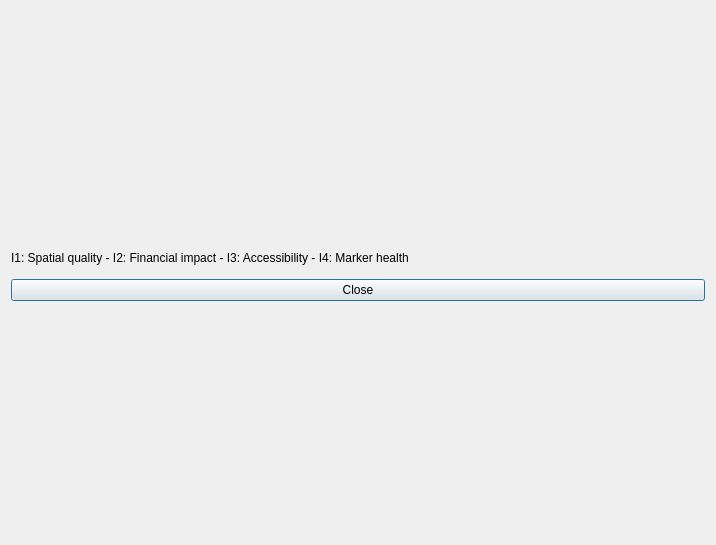
First picture: the form in PlanningTool_chart.ui, repository rapha411/PlanningTool, before the edit.
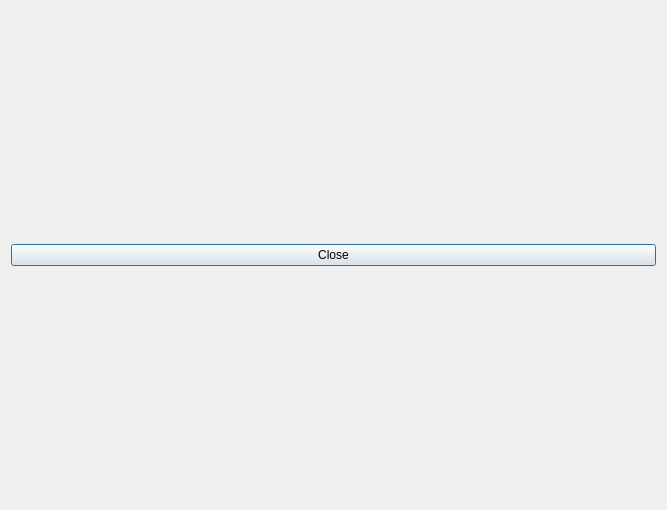
Second picture: the form after the edit.

Commit message: accessibility indicator plot

```diff
--- a/PlanningTool_chart.ui
+++ b/PlanningTool_chart.ui
@@ -6,8 +6,8 @@
    <rect>
     <x>0</x>
     <y>0</y>
-    <width>716</width>
-    <height>545</height>
+    <width>667</width>
+    <height>510</height>
    </rect>
   </property>
   <property name="windowTitle">
@@ -16,28 +16,15 @@
   <layout class="QGridLayout" name="gridLayout_2">
    <item row="0" column="0">
     <layout class="QGridLayout" name="gridLayout">
-     <item row="0" column="0">
-      <layout class="QVBoxLayout" name="chartLayout"/>
-     </item>
-     <item row="2" column="0">
+     <item row="1" column="0">
       <widget class="QPushButton" name="closeIndicators">
        <property name="text">
         <string>Close</string>
        </property>
       </widget>
      </item>
-     <item row="1" column="0">
-      <widget class="QLabel" name="label">
-       <property name="maximumSize">
-        <size>
-         <width>16777215</width>
-         <height>30</height>
-        </size>
-       </property>
-       <property name="text">
-        <string>I1: Spatial quality - I2: Financial impact - I3: Accessibility - I4: Marker health</string>
-       </property>
-      </widget>
+     <item row="0" column="0">
+      <layout class="QVBoxLayout" name="chartLayout"/>
      </item>
     </layout>
    </item>
```
The commit also changes 4 other files.
